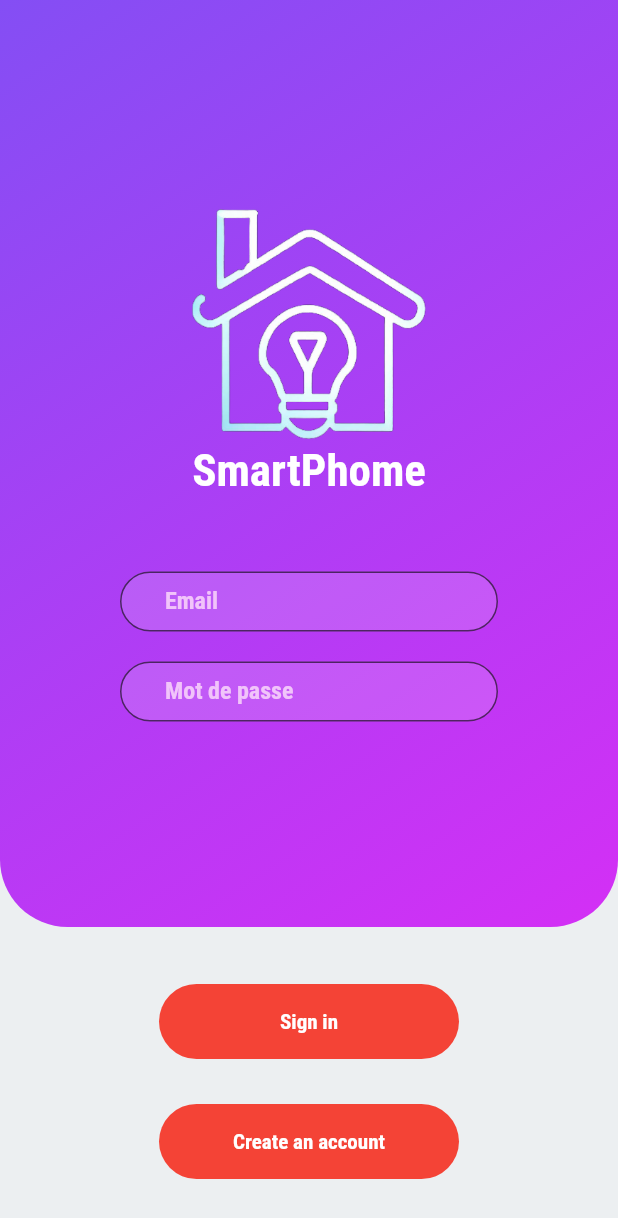
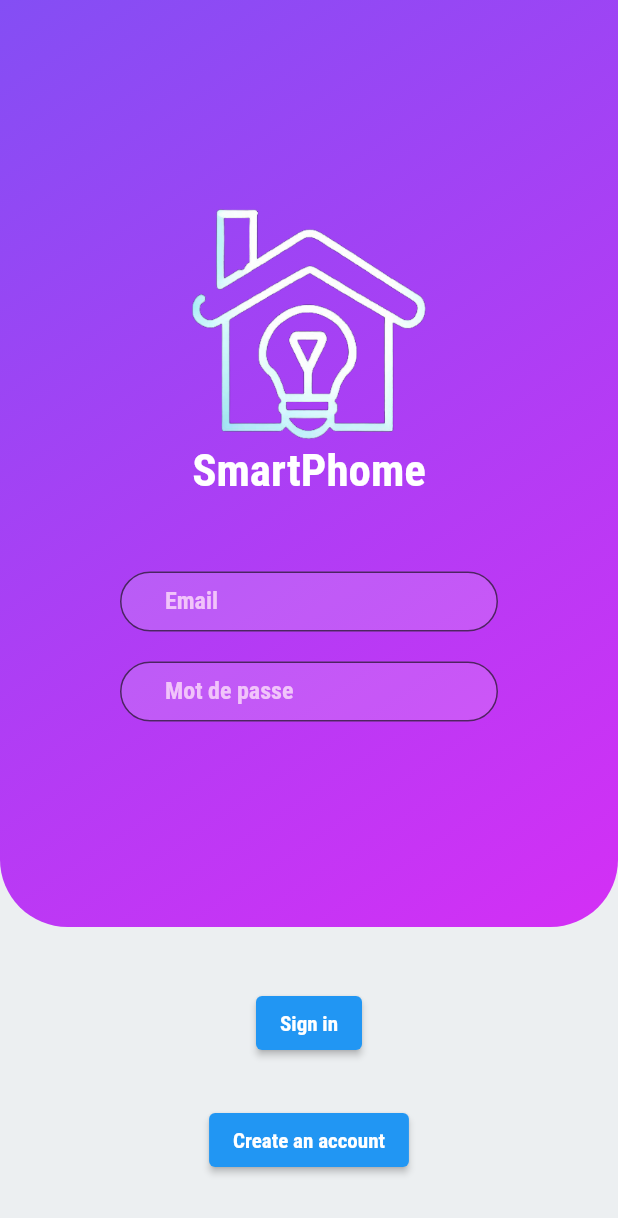
Before and after one commit to Elias-djebbour/SmartPhome, a Flutter app: the AuthPage screen opened directly, on a phone screen of 412 x 824 dp. Shown: the top 1218 px of the screen. Run offline on Flutter 3.47's test engine with Material 2 defaults, Android fonts, the phone set to English and light mode, and no system bars; our stand-ins replace cloud_firestore, firebase_core; accounts and stored records are empty.

Commit message:
same cleanup

```diff
--- a/app/lib/button.dart
+++ /dev/null
@@ -1,13 +0,0 @@
-import 'package:flutter/material.dart';
-import 'colors.dart';
-
-final ButtonStyle buttonPrimary = ElevatedButton.styleFrom(
-  minimumSize: const Size(200, 50),
-  backgroundColor: Colors.red,
-  elevation: 0,
-  shape: const RoundedRectangleBorder(
-    borderRadius: BorderRadius.all(
-      Radius.circular(50)
-    )
-  )
-);
--- a/app/lib/colors.dart
+++ /dev/null
@@ -1,3 +0,0 @@
-import 'package:flutter/material.dart';
-
-const Color orange = Color(0xffFF815E);
--- a/app/lib/main copy.dart
+++ b/app/lib/main copy.dart
@@ -1,4 +1,3 @@
-import 'package:app/pages/accueil.dart';
 import 'package:flutter/material.dart';
 import 'pages/auth.dart';
 void main() {
--- a/app/lib/main.dart
+++ b/app/lib/main.dart
@@ -8,5 +8,5 @@ void main() async {
   await Firebase.initializeApp(
     options: DefaultFirebaseOptions.currentPlatform,
   );
-  runApp(SmartHomeApp());
+  runApp(const SmartHomeApp());
 }
--- a/app/lib/pages/auth copy.dart
+++ b/app/lib/pages/auth copy.dart
@@ -1,6 +1,4 @@
 import 'package:flutter/material.dart';
-import 'accueil.dart';
-import '/button.dart';
 
 class AuthPage extends StatelessWidget {
   const AuthPage({
--- a/app/lib/pages/auth.dart
+++ b/app/lib/pages/auth.dart
@@ -1,6 +1,4 @@
 import 'package:flutter/material.dart';
-import 'accueil.dart';
-import '/button.dart';
 
 class AuthPage extends StatelessWidget {
   const AuthPage({
@@ -105,13 +103,11 @@ class AuthPage extends StatelessWidget {
                 mainAxisAlignment: MainAxisAlignment.center,
                 children: [
                   ElevatedButton(
-                    style: buttonPrimary,
                     onPressed: () {},
                     child: const Text("Sign in")
                   ),
-                  Padding(padding: EdgeInsets.only(top: 30)),
+                  const Padding(padding: EdgeInsets.only(top: 30)),
                   ElevatedButton(
-                    style: buttonPrimary,
                     onPressed: () {},
                     child: const Text("Create an account")
                   )
--- a/app/lib/pages/home_page.dart
+++ b/app/lib/pages/home_page.dart
@@ -31,6 +31,8 @@ class HomePageState extends State<HomePage> {
   }
 
   Future<void> _deleteRoom(String roomId) async {
+    String roomName = (await FirebaseFirestore.instance.collection('rooms').doc(roomId).get())['name'];
+    await RoomPage.deleteDevicesInRoom(roomName);
     await FirebaseFirestore.instance.collection('rooms').doc(roomId).delete();
   }
   Future<void> _showAddRoomDialog(BuildContext context) async {
```
Also changed, not shown: app/lib/main copy 2.dart (+30 -24 lines), app/lib/pages/room_page.dart (+14 -0 lines), app/lib/test.dart (deleted).
